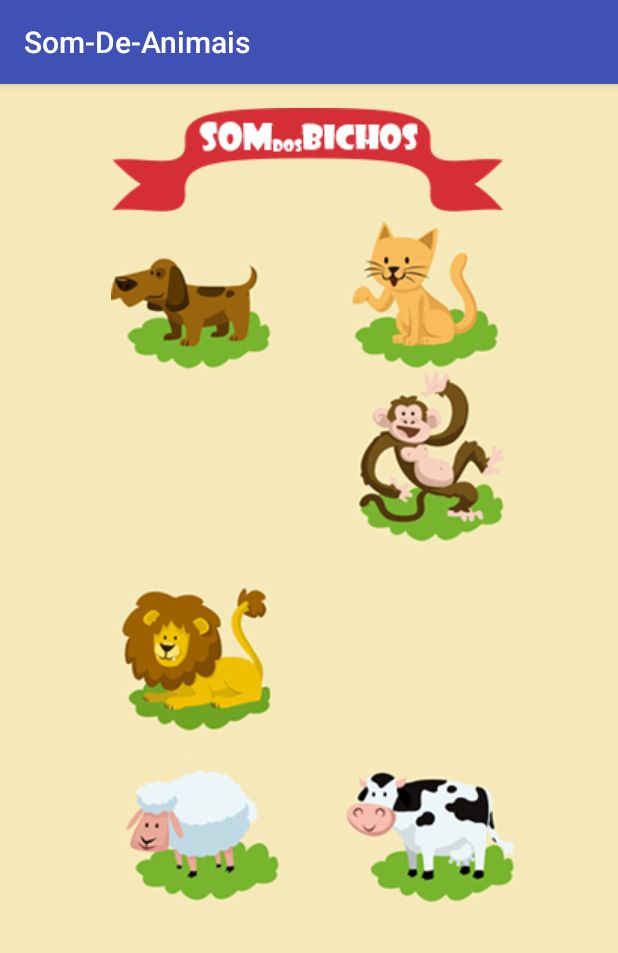
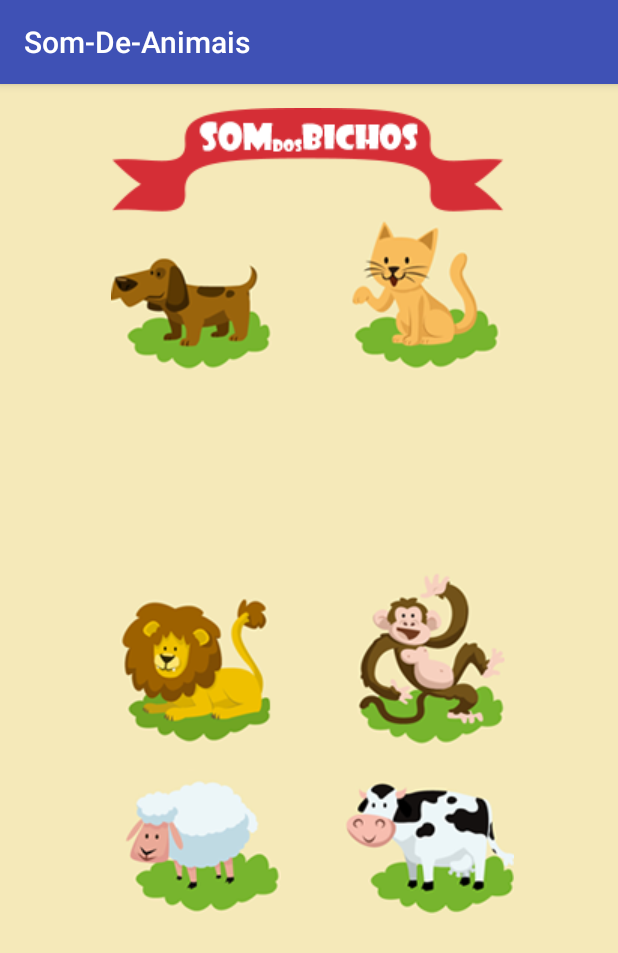
Before and after one commit to CesarSuriano/apps-udemy-basicos, an Android app: the screen it shows after launch (MainActivity), on a phone screen of 412 x 824 dp. Shown: the top 953 px of the screen. Run offline under Robolectric (Android 15) with nearby library versions, the phone set to English and light mode, and no system bars.

Commit message:
Som dos bichos

```diff
--- a/Som-De-Animais/app/src/main/java/com/example/cesar/som_de_animais/MainActivity.java
+++ b/Som-De-Animais/app/src/main/java/com/example/cesar/som_de_animais/MainActivity.java
@@ -1,13 +1,86 @@
 package com.example.cesar.som_de_animais;
 
+import android.media.MediaPlayer;
 import android.support.v7.app.AppCompatActivity;
 import android.os.Bundle;
+import android.view.View;
+import android.widget.ImageView;
 
 public class MainActivity extends AppCompatActivity {
+
+    private ImageView imgCao;
+    private ImageView imgGato;
+    private ImageView imgLeao;
+    private ImageView imgMacaco;
+    private ImageView imgOvelha;
+    private ImageView imgVaca;
+
+    private MediaPlayer mediaCao;
+    private MediaPlayer mediaGato;
+    private MediaPlayer mediaLeao;
+    private MediaPlayer mediaMacaco;
+    private MediaPlayer mediaOvelha;
+    private MediaPlayer mediaVaca;
 
     @Override
     protected void onCreate(Bundle savedInstanceState) {
         super.onCreate(savedInstanceState);
         setContentView(R.layout.activity_main);
+
+        imgCao = (ImageView)findViewById(R.id.imgCao);
+        imgGato = (ImageView)findViewById(R.id.imgGato);
+        imgLeao = (ImageView)findViewById(R.id.imgLeao);
+        imgMacaco = (ImageView)findViewById(R.id.imgMacaco);
+        imgOvelha = (ImageView)findViewById(R.id.imgOvelha);
+        imgVaca = (ImageView)findViewById(R.id.imgVaca);
+
+        mediaCao = MediaPlayer.create(MainActivity.this, R.raw.cao);
+        mediaGato = MediaPlayer.create(MainActivity.this, R.raw.gato);
+        mediaLeao = MediaPlayer.create(MainActivity.this, R.raw.leao);
+        mediaMacaco = MediaPlayer.create(MainActivity.this, R.raw.macaco);
+        mediaOvelha = MediaPlayer.create(MainActivity.this, R.raw.ovelha);
+        mediaVaca = MediaPlayer.create(MainActivity.this, R.raw.vaca);
+
+        imgCao.setOnClickListener(new View.OnClickListener() {
+            @Override
+            public void onClick(View view) {
+                mediaCao.start();
+            }
+        });
+
+        imgGato.setOnClickListener(new View.OnClickListener() {
+            @Override
+            public void onClick(View view) {
+                mediaGato.start();
+            }
+        });
+
+        imgVaca.setOnClickListener(new View.OnClickListener() {
+            @Override
+            public void onClick(View view) {
+                mediaVaca.start();
+            }
+        });
+
+        imgMacaco.setOnClickListener(new View.OnClickListener() {
+            @Override
+            public void onClick(View view) {
+                mediaMacaco.start();
+            }
+        });
+
+        imgOvelha.setOnClickListener(new View.OnClickListener() {
+            @Override
+            public void onClick(View view) {
+                mediaOvelha.start();
+            }
+        });
+
+        imgLeao.setOnClickListener(new View.OnClickListener() {
+            @Override
+            public void onClick(View view) {
+                mediaLeao.start();
+            }
+        });
     }
 }
--- a/Som-De-Animais/app/src/main/res/layout/activity_main.xml
+++ b/Som-De-Animais/app/src/main/res/layout/activity_main.xml
@@ -27,50 +27,50 @@
         android:layout_alignLeft="@+id/imageView"
         android:layout_alignStart="@+id/imageView"
         android:layout_marginTop="73dp"
-        android:id="@+id/imageView2" />
+        android:id="@+id/imgCao" />
 
     <ImageView
         android:layout_width="wrap_content"
         android:layout_height="wrap_content"
         app:srcCompat="@drawable/gato"
-        android:layout_alignTop="@+id/imageView2"
+        android:layout_alignTop="@+id/imgCao"
         android:layout_alignRight="@+id/imageView"
         android:layout_alignEnd="@+id/imageView"
-        android:id="@+id/imageView3" />
+        android:id="@+id/imgGato" />
+
+    <ImageView
+        android:layout_width="wrap_content"
+        android:layout_height="wrap_content"
+        app:srcCompat="@drawable/vaca"
+        android:id="@+id/imgVaca"
+        android:layout_below="@+id/imgLeao"
+        android:layout_alignLeft="@+id/imgMacaco"
+        android:layout_alignStart="@+id/imgMacaco" />
+
+    <ImageView
+        android:layout_width="wrap_content"
+        android:layout_height="wrap_content"
+        app:srcCompat="@drawable/ovelha"
+        android:id="@+id/imgOvelha"
+        android:layout_alignBottom="@+id/imgVaca"
+        android:layout_alignLeft="@+id/imgLeao"
+        android:layout_alignStart="@+id/imgLeao" />
 
     <ImageView
         android:layout_width="wrap_content"
         android:layout_height="wrap_content"
         app:srcCompat="@drawable/macaco"
-        android:id="@+id/imageView5"
-        android:layout_below="@+id/imageView3"
-        android:layout_alignRight="@+id/imageView3"
-        android:layout_alignEnd="@+id/imageView3" />
+        android:id="@+id/imgMacaco"
+        android:layout_centerVertical="true"
+        android:layout_alignRight="@+id/imgGato"
+        android:layout_alignEnd="@+id/imgGato" />
 
     <ImageView
         android:layout_width="wrap_content"
         android:layout_height="wrap_content"
         app:srcCompat="@drawable/leao"
-        android:id="@+id/imageView4"
-        android:layout_centerVertical="true"
-        android:layout_alignLeft="@+id/imageView2"
-        android:layout_alignStart="@+id/imageView2" />
-
-    <ImageView
-        android:layout_width="wrap_content"
-        android:layout_height="wrap_content"
-        app:srcCompat="@drawable/vaca"
-        android:id="@+id/imageView7"
-        android:layout_below="@+id/imageView4"
-        android:layout_alignLeft="@+id/imageView5"
-        android:layout_alignStart="@+id/imageView5" />
-
-    <ImageView
-        android:layout_width="wrap_content"
-        android:layout_height="wrap_content"
-        app:srcCompat="@drawable/ovelha"
-        android:id="@+id/imageView6"
-        android:layout_alignBottom="@+id/imageView7"
-        android:layout_alignLeft="@+id/imageView4"
-        android:layout_alignStart="@+id/imageView4" />
+        android:id="@+id/imgLeao"
+        android:layout_alignBottom="@+id/imgMacaco"
+        android:layout_alignLeft="@+id/imgCao"
+        android:layout_alignStart="@+id/imgCao" />
 </RelativeLayout>
```
